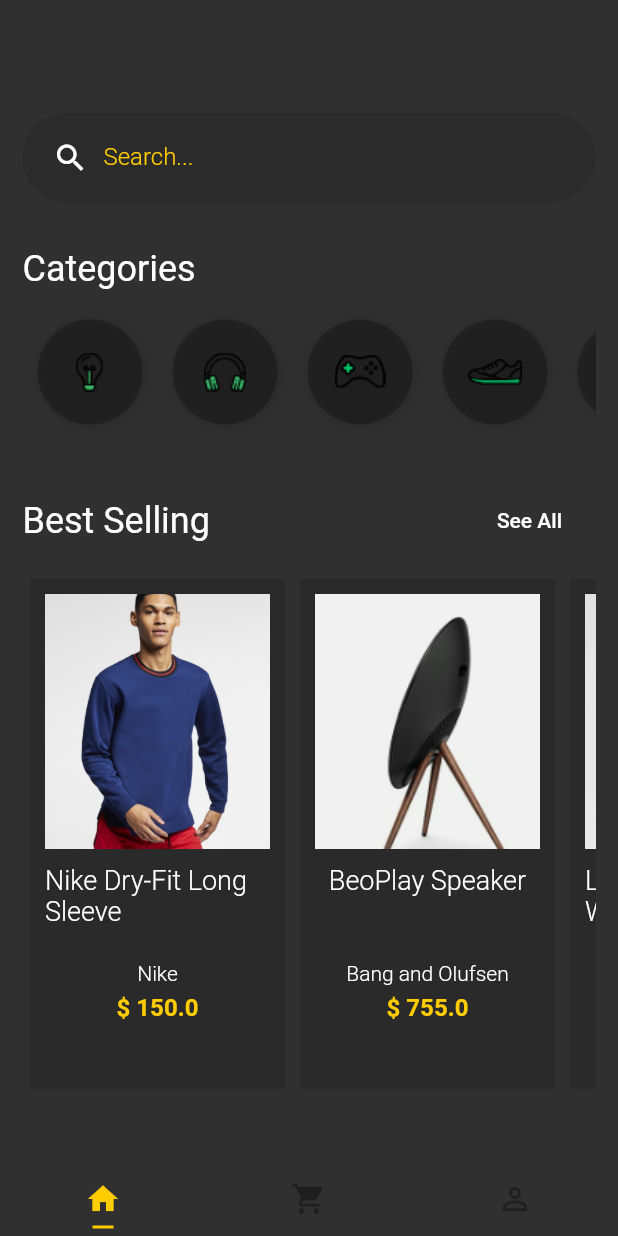
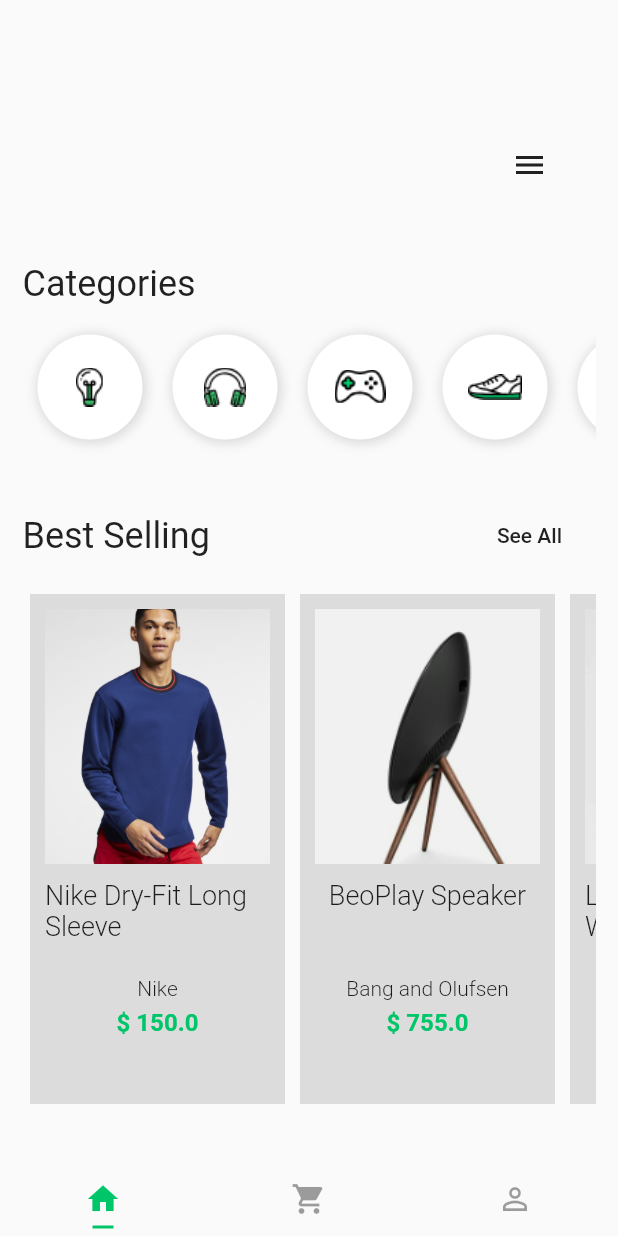
Before and after one commit to mateusvizotto/balta-shopping-7185, a Flutter app: the screen it shows after launch, on a phone screen of 412 x 824 dp. Run offline on Flutter 3.47's test engine with Material 2 defaults, Android fonts, the phone set to English and light mode, and no system bars.

Commit message:
animations

```diff
--- a/lib/main.dart
+++ b/lib/main.dart
@@ -12,7 +12,7 @@ class MyApp extends StatelessWidget {
     return MaterialApp(
       title: 'Flutter Demo',
       debugShowCheckedModeBanner: false,
-      theme: darkYellowTheme(),
+      theme: ligthTheme(),
       home: DefaultTabController(
         length: 3,
         child: TabsPage(),
--- a/lib/pages/product.page.dart
+++ b/lib/pages/product.page.dart
@@ -27,10 +27,13 @@ class ProductPage extends StatelessWidget {
               pinned: true,
               flexibleSpace: FlexibleSpaceBar(
                 centerTitle: true,
-                background: Image.asset(
-                  image,
-                  width: double.infinity,
-                  fit: BoxFit.fitWidth,
+                background: Hero(
+                  tag: image,
+                  child: Image.asset(
+                    image,
+                    width: double.infinity,
+                    fit: BoxFit.fitWidth,
+                  ),
                 ),
               ),
             ),
--- /dev/null
+++ b/lib/widgets/animated-input.widget.dart
@@ -0,0 +1,104 @@
+import 'package:flutter/material.dart';
+
+class AnimatedInput extends StatelessWidget {
+  final AnimationController controller;
+  final Animation<Color> containerColorAnim;
+  final Animation<double> containerOpacityAnim;
+  final Animation<double> containerBorderRadiusAnim;
+  final Animation<double> containerSizeAnim;
+
+  AnimatedInput({this.controller})
+      : containerOpacityAnim = Tween(
+          begin: 0.0,
+          end: 1.0,
+        ).animate(
+          CurvedAnimation(
+            parent: controller,
+            curve: Interval(0.7, 0.9),
+          ),
+        ),
+        containerSizeAnim = Tween(
+          begin: 60.0,
+          end: 280.0,
+        ).animate(
+          CurvedAnimation(
+            parent: controller,
+            curve: Interval(0.2, 0.3),
+          ),
+        ),
+        containerBorderRadiusAnim = Tween(
+          begin: 0.0,
+          end: 30.0,
+        ).animate(
+          CurvedAnimation(
+            parent: controller,
+            curve: Interval(0.25, 0.4),
+          ),
+        ),
+        containerColorAnim = ColorTween(
+          begin: Colors.white.withOpacity(0),
+          end: Colors.black12,
+        ).animate(
+          CurvedAnimation(
+            parent: controller,
+            curve: Interval(0.0, 0.25),
+          ),
+        );
+
+  @override
+  Widget build(BuildContext context) {
+    return AnimatedBuilder(
+      builder: _animate,
+      animation: controller,
+    );
+  }
+
+  Widget _animate(context, child) {
+    return Container(
+      height: 60,
+      decoration: BoxDecoration(
+        color: containerColorAnim.value,
+        borderRadius: BorderRadius.all(
+          Radius.circular(
+            containerBorderRadiusAnim.value,
+          ),
+        ),
+      ),
+      margin: EdgeInsets.all(5),
+      width: containerSizeAnim.value,
+      child: Opacity(
+        opacity: containerOpacityAnim.value,
+        child: Row(
+          children: <Widget>[
+            SizedBox(
+              width: 20,
+            ),
+            Icon(Icons.search),
+            SizedBox(
+              width: 20,
+            ),
+            Container(
+              width: 200,
+              child: TextFormField(
+                keyboardType: TextInputType.text,
+                decoration: InputDecoration(
+                  border: InputBorder.none,
+                  labelText: "Search...",
+                  labelStyle: TextStyle(
+                    color: Theme.of(context).primaryColor,
+                    fontWeight: FontWeight.w300,
+                    fontSize: 16,
+                  ),
+                ),
+                style: TextStyle(
+                  fontSize: 20,
+                  color: Theme.of(context).primaryColor,
+                ),
+              ),
+            ),
+          ],
+        ),
+      ),
+    );
+  }
+}
--- a/lib/widgets/product/product-card.widget.dart
+++ b/lib/widgets/product/product-card.widget.dart
@@ -37,11 +37,14 @@ class ProductCard extends StatelessWidget {
                 ),
               );
             },
-            child: Image.asset(
-              image,
-              width: 170,
-              height: 170,
-              fit: BoxFit.cover,
+            child: Hero(
+              tag: image,
+              child: Image.asset(
+                image,
+                width: 170,
+                height: 170,
+                fit: BoxFit.cover,
+              ),
             ),
           ),
           SizedBox(
--- a/lib/widgets/search-box.widget.dart
+++ b/lib/widgets/search-box.widget.dart
@@ -1,44 +1,53 @@
 import 'package:flutter/material.dart';
+import 'package:shopping/widgets/animated-input.widget.dart';
 
-class SearchBox extends StatelessWidget {
+class SearchBox extends StatefulWidget {
   @override
-  Widget build(BuildContext context) {
-    return Container(
-      height: 60,
-      padding: EdgeInsets.only(
-        left: 20,
-      ),
-      decoration: BoxDecoration(
-        color: Colors.black.withOpacity(0.1),
-        borderRadius: BorderRadius.all(
-          Radius.circular(128),
-        ),
-      ),
-      child: Row(
-        children: <Widget>[
-          Icon(Icons.search),
-          Container(
-            width: 300,
-            padding: EdgeInsets.only(left: 10),
-            child: TextFormField(
-              keyboardType: TextInputType.text,
-              decoration: InputDecoration(
-                border: InputBorder.none,
-                labelText: "Search...",
-                labelStyle: TextStyle(
-                  color: Theme.of(context).primaryColor,
-                  fontWeight: FontWeight.w300,
-                  fontSize: 16,
-                ),
-              ),
-              style: TextStyle(
-                fontSize: 20,
-                color: Theme.of(context).primaryColor,
-              ),
-            ),
-          ),
-        ],
+  _SearchBoxState createState() => _SearchBoxState();
+}
+
+class _SearchBoxState extends State<SearchBox>
+    with SingleTickerProviderStateMixin {
+  AnimationController _controller;
+  bool menuOpened = false;
+
+  @override
+  void initState() {
+    super.initState();
+    _controller = new AnimationController(
+      vsync: this,
+      duration: Duration(
+        seconds: 1,
       ),
     );
   }
+
+  @override
+  void dispose() {
+    _controller.dispose();
+    super.dispose();
+  }
+
+  @override
+  Widget build(BuildContext context) {
+    return Row(
+      mainAxisAlignment: MainAxisAlignment.spaceBetween,
+      children: <Widget>[
+        AnimatedInput(
+          controller: _controller,
+        ),
+        FlatButton(
+          onPressed: () {
+            !menuOpened ? _controller.forward() : _controller.reverse();
+            menuOpened = !menuOpened;
+          },
+          child: AnimatedIcon(
+            icon: AnimatedIcons.menu_close,
+            progress: _controller,
+            semanticLabel: 'Open Menu',
+          ),
+        ),
+      ],
+    );
+  }
 }
```
